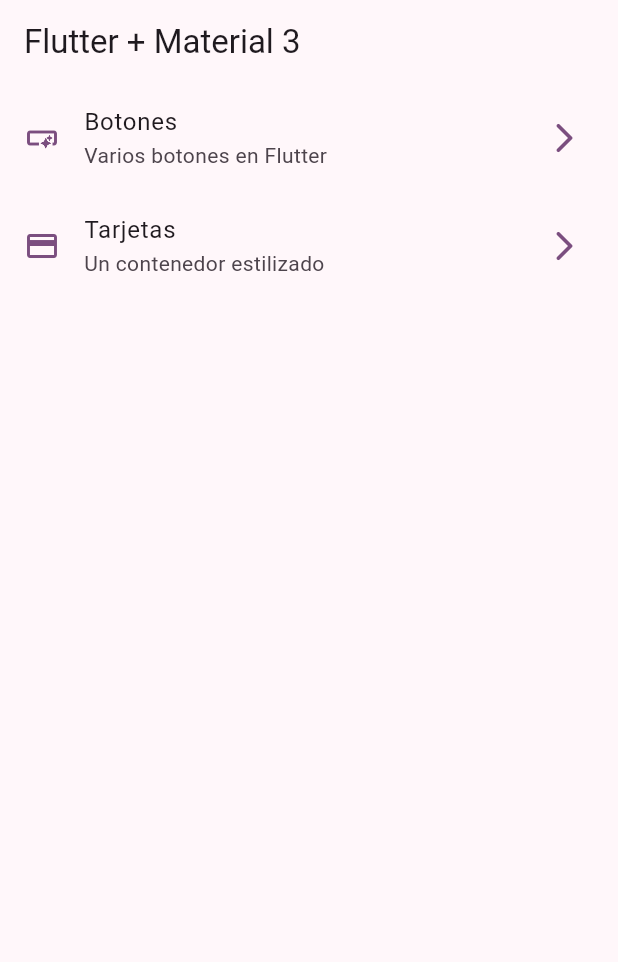
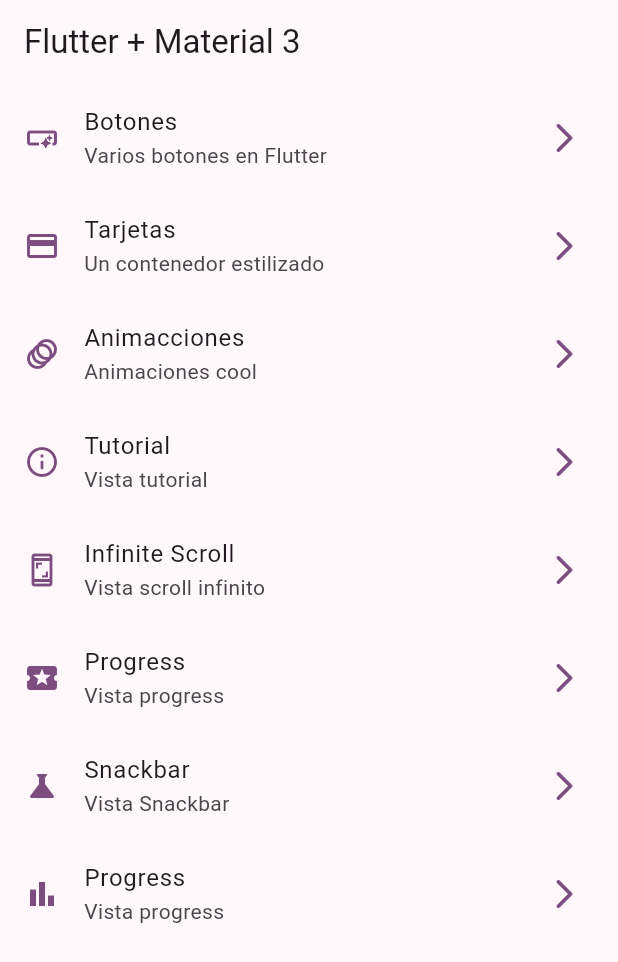
Before and after one commit to engelcituk/widgets-app, a Flutter app: the screen it shows after launch, on a phone screen of 412 x 824 dp. Shown: the top 962 px of the screen. Run offline on Flutter 3.47's test engine with Material 2 defaults, Android fonts, the phone set to English and light mode, and no system bars; our stand-ins replace go_router.

Commit message:
Crear todas las pantallas faltantes

```diff
--- a/lib/config/menu/menu_items.dart
+++ b/lib/config/menu/menu_items.dart
@@ -30,4 +30,40 @@ const appMenuItems = <MenuItem>[
     link: '/cards',
     icon: Icons.credit_card
   ),
+   MenuItem(
+    title: 'Animacciones',
+    subTitle: 'Animaciones cool',
+    link: '/animated',
+    icon: Icons.animation
+  ),
+  MenuItem(
+    title: 'Tutorial',
+    subTitle: 'Vista tutorial',
+    link: '/tutorial',
+    icon: Icons.info_outline_rounded
+  ),
+  MenuItem(
+    title: 'Infinite Scroll',
+    subTitle: 'Vista scroll infinito',
+    link: '/infinite-scroll',
+    icon: Icons.screenshot_outlined
+  ),
+  MenuItem(
+    title: 'Progress',
+    subTitle: 'Vista progress',
+    link: '/progress',
+    icon: Icons.local_activity
+  ),
+  MenuItem(
+    title: 'Snackbar',
+    subTitle: 'Vista Snackbar',
+    link: '/snackbar',
+    icon: Icons.science_sharp
+  ),
+  MenuItem(
+    title: 'Progress',
+    subTitle: 'Vista progress',
+    link: '/progress',
+    icon: Icons.bar_chart
+  ),
 ];
--- a/lib/config/router/app_router.dart
+++ b/lib/config/router/app_router.dart
@@ -23,5 +23,36 @@ final appRouter = GoRouter(
       name: CardsScreen.name,
       builder: (context, state) => const CardsScreen(),
     ),
+    GoRoute(
+      path: '/animated',
+      name: AnimatedScreen.name,
+      builder: (context, state) => const AnimatedScreen(),
+    ),
+    GoRoute(
+      path: '/app-tutorial',
+      name: AppTutorialScreen.name,
+      builder: (context, state) => const AppTutorialScreen(),
+    ),
+     GoRoute(
+      path: '/infinite-scroll',
+      name: InfiniteScrollScreen.name,
+      builder: (context, state) => const InfiniteScrollScreen(),
+    ),
+     GoRoute(
+      path: '/progress',
+      name: ProgressScreen.name,
+      builder: (context, state) => const ProgressScreen(),
+    ),
+     GoRoute(
+      path: '/snackbar',
+      name: SnackBarScreen.name,
+      builder: (context, state) => const SnackBarScreen(),
+    ),
+     GoRoute(
+      path: '/ui-controls',
+      name: UiControlsScreen.name,
+      builder: (context, state) => const UiControlsScreen(),
+    ),
+
   ],
 );
--- a/lib/presentation/screens/cards/cards_screen.dart
+++ b/lib/presentation/screens/cards/cards_screen.dart
@@ -191,7 +191,7 @@ class _CardType4 extends StatelessWidget {
   @override
   Widget build(BuildContext context) {
 
-    final colors = Theme.of(context).colorScheme;
+    // final colors = Theme.of(context).colorScheme;
 
     return Card(
       clipBehavior: Clip.hardEdge, //mantiene los bordes redondeados, la imagen no sale del card
--- a/lib/presentation/screens/sreens.dart
+++ b/lib/presentation/screens/sreens.dart
@@ -1,3 +1,10 @@
+
+export 'package:widgets_app/presentation/screens/animated/animated_screen.dart';
+export 'package:widgets_app/presentation/screens/app_tutorial/app_tutorial_screen.dart';
 export 'package:widgets_app/presentation/screens/buttons/buttons_screen.dart';
 export 'package:widgets_app/presentation/screens/cards/cards_screen.dart';
 export 'package:widgets_app/presentation/screens/home/home_screen.dart';
+export 'package:widgets_app/presentation/screens/infinite_scroll/infinite_scroll_screen.dart';
+export 'package:widgets_app/presentation/screens/progress/progress_screen.dart';
+export 'package:widgets_app/presentation/screens/snackbar/snackbar_screen.dart';
+export 'package:widgets_app/presentation/screens/ui_controls/ui_controls_screen.dart';
```
Also changed, not shown: lib/presentation/screens/animated/animated_screen.dart (added, +13 -0 lines), lib/presentation/screens/app_tutorial/app_tutorial_screen.dart (added, +13 -0 lines), lib/presentation/screens/infinite_scroll/infinite_scroll_screen.dart (added, +13 -0 lines), lib/presentation/screens/progress/progress_screen.dart (added, +13 -0 lines), lib/presentation/screens/snackbar/snackbar_screen.dart (added, +13 -0 lines), lib/presentation/screens/ui_controls/ui_controls_screen.dart (added, +13 -0 lines).
